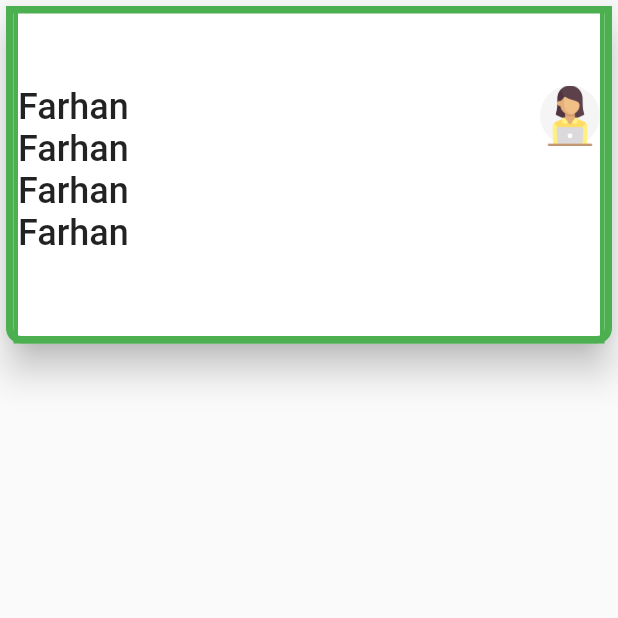
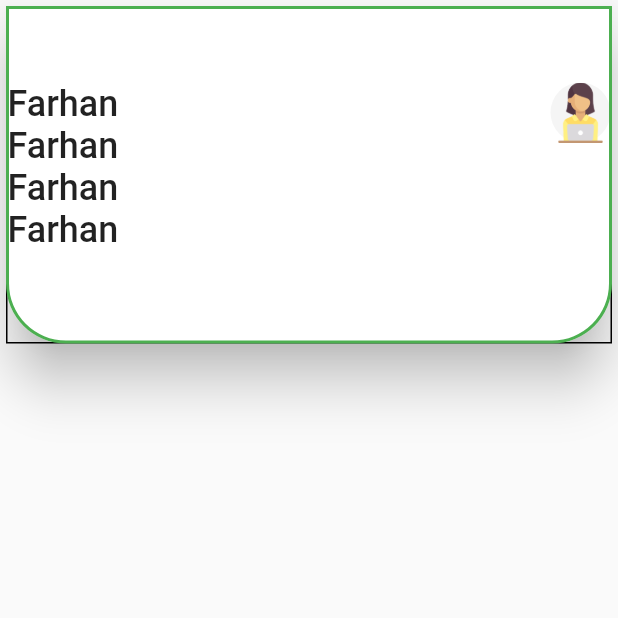
Before and after one commit to farhansadikgalib/DiiTstudentPortal_v2, a Flutter app: the ProfileScreen screen opened directly, on a phone screen of 412 x 824 dp, the top half of it. Run offline on Flutter 3.47's test engine with Material 2 defaults, Android fonts, the light colour scheme and no system bars; our stand-ins replace bottom_navy_bar, fl_chart, font_awesome_flutter, getwidget, liquid_progress_indicator_ns, shimmer and 1 more; missing offline and left inert: flutter_webview_plugin.

Commit message:
Profile Screen UI

```diff
--- a/lib/Screens/Dashboard/DashboardBottomItems/ProfileScreen.dart
+++ b/lib/Screens/Dashboard/DashboardBottomItems/ProfileScreen.dart
@@ -14,15 +14,15 @@ class _ProfileScreenState extends State<ProfileScreen> {
       body: Column(
         children: [
           Card(
-            elevation: 10,
+            elevation: 15,
             shape: RoundedRectangleBorder(
                 borderRadius: BorderRadius.only(
-                    bottomRight: Radius.circular(10),
-                    bottomLeft: Radius.circular(10)),
-                side: BorderSide(width: 5, color: Colors.green)),
+                    bottomRight: Radius.circular(40),
+                    bottomLeft: Radius.circular(40)),
+                side: BorderSide(width: 2, color: Colors.green)),
 
             child: Container(
-              margin: EdgeInsets.only(left: 5,right: 5),
+              // margin: EdgeInsets.only(left: 5,right: 5),
               height: 225,
               width: double.maxFinite,
               decoration: BoxDecoration(
@@ -31,9 +31,9 @@ class _ProfileScreenState extends State<ProfileScreen> {
                 //   bottomRight: Radius.circular(40)
                 // ),
                 border: Border.all(
-                  width: 3,
-                  color: Colors.green,
-                  style: BorderStyle.solid,
+                  // width: 3,
+                  // color: Colors.green,
+                  // style: BorderStyle.solid,
                 ),
               ),
               child: Column(
```
